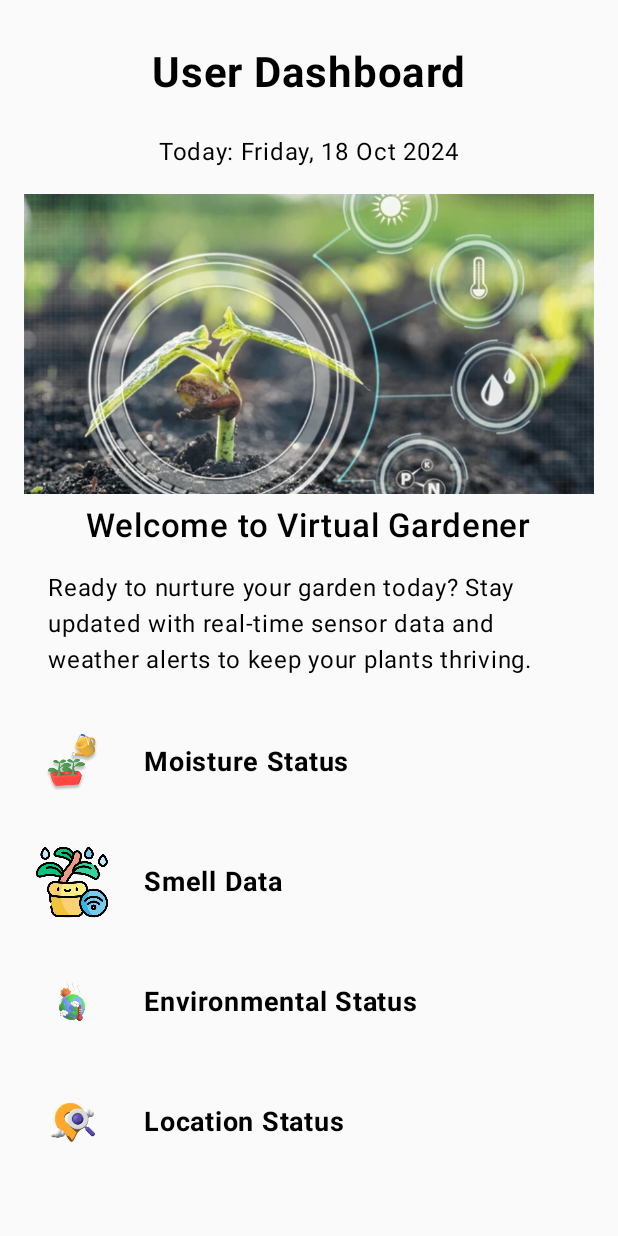
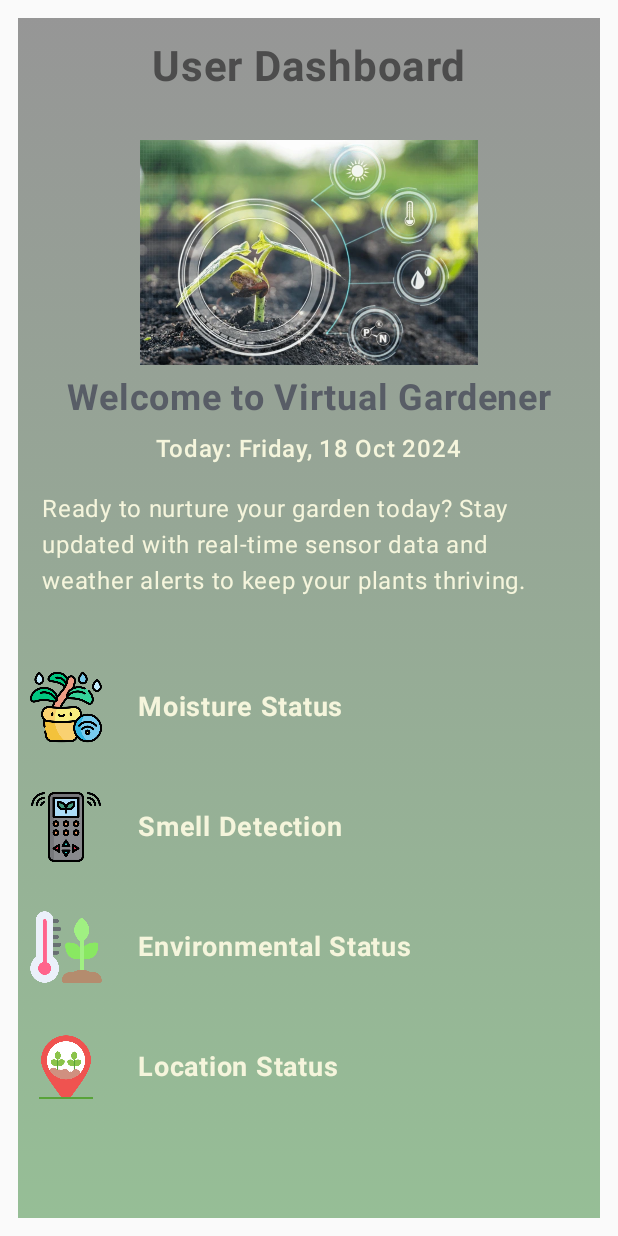
Before and after one commit to Ahmedradwancs/Virtual-Gardner, an Android app built with Jetpack Compose: the screen it shows after launch (HomePage), after a tap on "Go to Dashboard", on a phone screen of 412 x 824 dp. Run offline under Robolectric (Android 15) with nearby library versions, the phone set to English and light mode, and no system bars.

Commit message:
Added layout and styling for the home page

```diff
--- a/app/src/main/java/com/example/virtualgardner/HomePage.kt
+++ b/app/src/main/java/com/example/virtualgardner/HomePage.kt
@@ -14,18 +14,18 @@ import androidx.compose.material3.Text
 import androidx.compose.runtime.Composable
 import androidx.compose.ui.Alignment
 import androidx.compose.ui.Modifier
-import androidx.compose.ui.graphics.Brush
-
 import androidx.compose.ui.graphics.Color
 import androidx.compose.ui.layout.ContentScale
 import androidx.compose.ui.res.painterResource
+import androidx.compose.ui.text.font.FontFamily
 import androidx.compose.ui.text.font.FontWeight
 import androidx.compose.ui.unit.dp
 import androidx.compose.ui.unit.sp
 import com.example.virtualgardner.ui.theme.VirtualGardnerTheme
+import com.example.virtualgardner.ui.theme.gradient
 import java.text.SimpleDateFormat
 import java.util.*
-import androidx.compose.ui.geometry.Offset
+
 class HomePage : ComponentActivity() {
     override fun onCreate(savedInstanceState: Bundle?) {
         super.onCreate(savedInstanceState)
@@ -60,16 +60,38 @@ class HomePage : ComponentActivity() {
             modifier = Modifier
                 .fillMaxSize()
                 .verticalScroll(rememberScrollState())
-                .padding(16.dp),
-
+                .padding(12.dp)
+                .background(gradient),  // Apply the gradient as the background
             horizontalAlignment = Alignment.CenterHorizontally
         ) {
-            // Header: Welcome message
+            // Header: User Dashboard
             Text(
                 text = "User Dashboard",
                 fontSize = 28.sp,
                 fontWeight = FontWeight.Bold,
-                modifier = Modifier.padding(16.dp)
+                modifier = Modifier.padding(16.dp),
+                color = Color(0xFF4C4C4C)
+            )
+
+            Spacer(modifier = Modifier.height(16.dp))
+
+            // Image (Main Dashboard Image)
+            Image(
+                painter = painterResource(id = R.drawable.smart),  // Replace with your image
+                contentDescription = "Dashboard Image",
+                contentScale = ContentScale.Fit,
+                modifier = Modifier
+                    .fillMaxWidth(0.9f)
+                    .height(150.dp)
+            )
+
+            // Welcome text
+            Text(
+                text = "Welcome to Virtual Gardener",
+                fontSize = 24.sp,
+                fontWeight = FontWeight.Bold,
+                color = Color(0xFF585D66),
+                modifier = Modifier.padding(top = 8.dp)
             )
 
             // Date and Time
@@ -78,56 +100,41 @@ class HomePage : ComponentActivity() {
             Text(
                 text = "Today: $currentDate",
                 fontSize = 16.sp,
-                fontWeight = FontWeight.Normal,
+                fontWeight = FontWeight.SemiBold,
+                fontFamily = FontFamily.SansSerif,
+                color = Color(0xFFF5F5DC),
                 modifier = Modifier.align(Alignment.CenterHorizontally)
-            )
-
-            Spacer(modifier = Modifier.height(16.dp))
-
-            // Image (Main Dashboard Image)
-            Image(
-                painter = painterResource(id = R.drawable.smart),  // Replace with your image
-                contentDescription = "Dashboard Image",
-                contentScale = ContentScale.Crop,
-                modifier = Modifier
-                    .fillMaxWidth()
-                    .height(200.dp)
-            )
-
-            // Welcome text
-            Text(
-                text = "Welcome to Virtual Gardener",
-                fontSize = 22.sp,
-                fontWeight = FontWeight.Medium,
-                modifier = Modifier.padding(top = 8.dp)
             )
 
             // Additional information text
             Text(
                 text = "Ready to nurture your garden today? Stay updated with real-time sensor data and weather alerts to keep your plants thriving.",
                 fontSize = 16.sp,
+                color = Color(0xFFF5F5DC),
                 modifier = Modifier.padding(16.dp)
             )
+
+            Spacer(modifier = Modifier.height(16.dp))
 
             // Status Sections (Moisture, Smell, Environmental, Location)
             StatusSection(
                 title = "Moisture Status",
-                imageResId = R.drawable.icon1,  // Replace with your actual icon
+                imageResId = R.drawable.icon2,  // Replace with your actual icon (uploaded icon1)
                 onClick = onMoistureClick
             )
             StatusSection(
-                title = "Smell Data",
-                imageResId = R.drawable.icon2,  // Replace with your actual icon
+                title = "Smell Detection",
+                imageResId = R.drawable.smell,  // Replace with your actual icon (uploaded icon2)
                 onClick = onSmellDataClick
             )
             StatusSection(
                 title = "Environmental Status",
-                imageResId = R.drawable.icon3,  // Replace with your actual icon
+                imageResId = R.drawable.temp,  // Replace with your actual icon (uploaded icon3)
                 onClick = onEnvironmentalClick
             )
             StatusSection(
                 title = "Location Status",
-                imageResId = R.drawable.icon4,  // Replace with your actual icon
+                imageResId = R.drawable.location,  // Replace with your actual icon (uploaded icon4)
                 onClick = onLocationClick
             )
         }
@@ -145,8 +152,9 @@ class HomePage : ComponentActivity() {
             Image(
                 painter = painterResource(id = imageResId),
                 contentDescription = title,
+                contentScale = ContentScale.Fit,  // Make sure the image is scaled properly
                 modifier = Modifier
-                    .size(64.dp)
+                    .size(64.dp)   // Adjust to make all icons 128x128 dp (adjust as needed)
                     .padding(8.dp)
             )
             Spacer(modifier = Modifier.width(16.dp))
@@ -154,7 +162,7 @@ class HomePage : ComponentActivity() {
                 text = title,
                 fontSize = 18.sp,
                 fontWeight = FontWeight.Bold,
-                color = Color.Black
+                color = Color(0xFFF5F5DC)
             )
         }
     }
--- a/app/src/main/java/com/example/virtualgardner/ui/theme/Color.kt
+++ b/app/src/main/java/com/example/virtualgardner/ui/theme/Color.kt
@@ -1,5 +1,7 @@
 package com.example.virtualgardner.ui.theme
 
+import androidx.compose.ui.geometry.Offset
+import androidx.compose.ui.graphics.Brush
 import androidx.compose.ui.graphics.Color
 
 val Purple80 = Color(0xFFD0BCFF)
@@ -9,3 +11,13 @@ val Pink80 = Color(0xFFEFB8C8)
 val Purple40 = Color(0xFF6650a4)
 val PurpleGrey40 = Color(0xFF625b71)
 val Pink40 = Color(0xFF7D5260)
+
+// Create a linear gradient background similar to the provided CSS
+val gradient = Brush.linearGradient(
+    colors = listOf(
+        Color(0xFF333333).copy(alpha = 0.5f), // rgba(51, 51, 51, 0.5)
+        Color(0xFF006400).copy(alpha = 0.4f)  // rgba(0, 100, 0, 0.4)
+    ),
+    start = Offset(0f, 0f),
+    end = Offset(0f, Float.POSITIVE_INFINITY) // Simulates the 180-degree angle
+)
```
Also changed, not shown: app/src/main/res/drawable/location.png (added), app/src/main/res/drawable/smell.png (added), app/src/main/res/drawable/temp.png (added).
